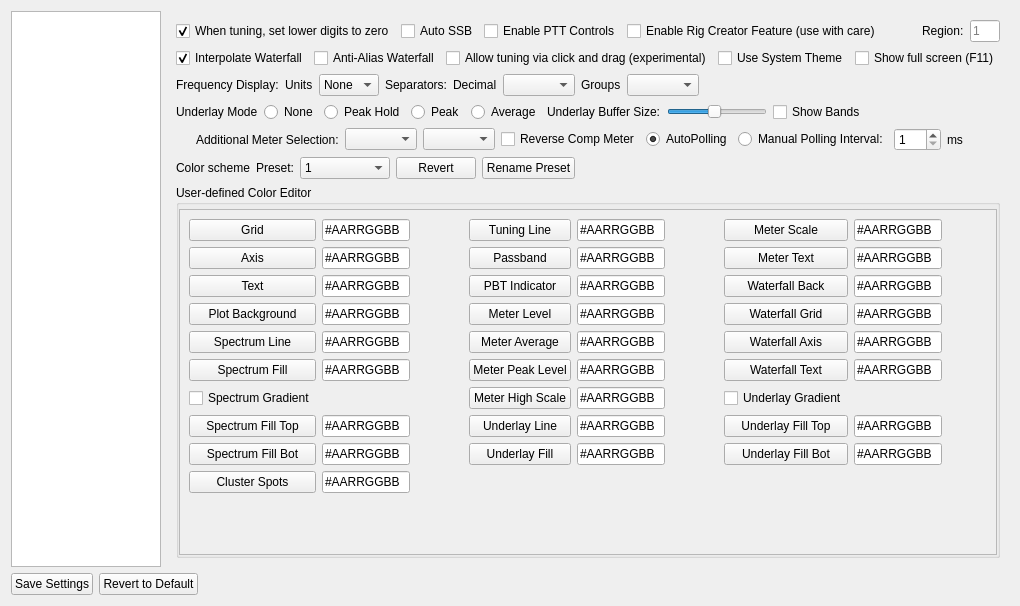
This is settingswidget.ui in adecarolis/wfweb as Qt 5 draws it before an edit. The edited form follows.
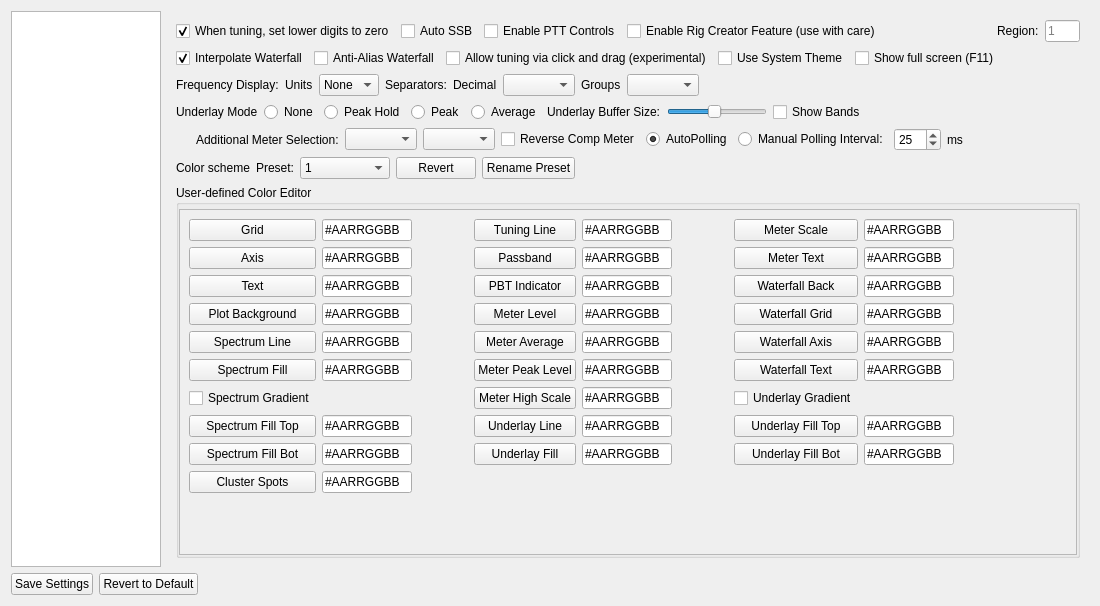
This is the edited form. Custom widgets are drawn as their Qt base class.

Commit message:
Default polling UI element to 25ms when not otherwise specified.
This way nobody will click it and get 1ms polling suddenly.

```diff
--- a/settingswidget.ui
+++ b/settingswidget.ui
@@ -6,7 +6,7 @@
    <rect>
     <x>0</x>
     <y>0</y>
-    <width>1020</width>
+    <width>1100</width>
     <height>606</height>
    </rect>
   </property>
@@ -1200,6 +1200,9 @@
              <property name="maximum">
               <number>250</number>
              </property>
+             <property name="value">
+              <number>25</number>
+             </property>
             </widget>
            </item>
            <item>
@@ -1377,7 +1380,7 @@
                 <rect>
                  <x>0</x>
                  <y>0</y>
-                 <width>804</width>
+                 <width>884</width>
                  <height>320</height>
                 </rect>
                </property>
```
